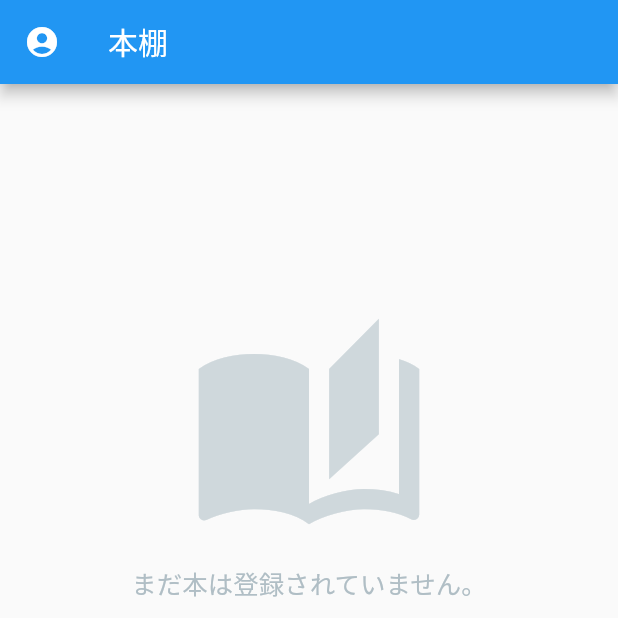
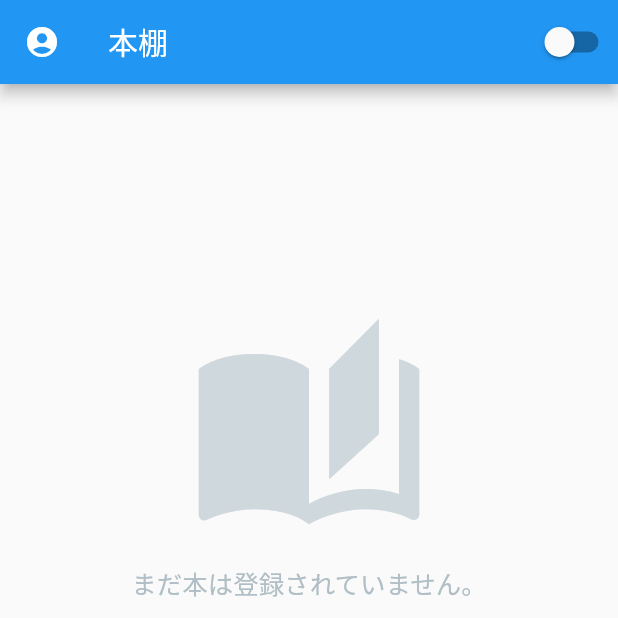
Before and after one commit to 1-eyeddd/flutter_book_memo, a Flutter app: the screen it shows once a user with an empty profile is signed in, on a phone screen of 412 x 824 dp, the top half of it. Run offline on Flutter 3.47's test engine with Material 2 defaults, Android fonts, the phone set to English and light mode, and no system bars; our stand-ins replace cloud_firestore, email_validator, firebase_auth, firebase_core, flutter_local_notifications, share and 2 more; accounts and stored records are empty.

Commit message:
add darkmode

```diff
--- a/lib/main.dart
+++ b/lib/main.dart
@@ -1,4 +1,5 @@
 import 'package:flutter/material.dart';
+import 'package:flutter_portfolio/util/theme.dart';
 import 'package:flutter_portfolio/widgets/screens/add_book_detail/add_book_detail_view_model.dart';
 import 'package:flutter_portfolio/widgets/screens/search_book/search_book_view_model.dart';
 import 'package:provider/provider.dart';
@@ -20,7 +21,10 @@ void main() async {
   await Firebase.initializeApp();
   // 通知の初期設定
   await LocalNotification.initialize();
-  runApp(MyApp());
+  runApp(ChangeNotifierProvider(
+    create: (_) => AppTheme(),
+    child: MyApp(),
+  ));
 }
 
 final RouteObserver<PageRoute> routeObserver = new RouteObserver<PageRoute>();
@@ -52,9 +56,7 @@ class MyApp extends StatelessWidget {
       child: MaterialApp(
         navigatorObservers: <NavigatorObserver>[routeObserver],
         debugShowCheckedModeBanner: false,
-        theme: ThemeData(
-          primarySwatch: Colors.blue,
-        ),
+        theme: Provider.of<AppTheme>(context).buildTheme(),
         //ログインされているかチェック
         home: AuthCheck(),
       ),
--- /dev/null
+++ b/lib/util/theme.dart
@@ -0,0 +1,15 @@
+import 'package:flutter/material.dart';
+
+class AppTheme extends ChangeNotifier {
+  AppTheme() : _isDark = false;
+
+  bool get isDark => _isDark;
+  bool _isDark;
+
+  ThemeData buildTheme() => _isDark ? ThemeData.dark() : ThemeData.light();
+
+  void changeMode() {
+    _isDark = !_isDark;
+    notifyListeners();
+  }
+}
--- a/lib/widgets/screens/home/home_screen.dart
+++ b/lib/widgets/screens/home/home_screen.dart
@@ -1,4 +1,5 @@
 import 'package:flutter/material.dart';
+import 'package:flutter_portfolio/util/theme.dart';
 import 'package:provider/provider.dart';
 import 'home_view_model.dart';
 
@@ -17,17 +18,25 @@ class _HomeScreenState extends State<HomeScreen> {
 
   @override
   Widget build(BuildContext context) {
+    final theme = Provider.of<AppTheme>(context);
     return Scaffold(
       appBar: AppBar(
-        title: Text('本棚'),
-        leading: IconButton(
-          icon: Icon(Icons.account_circle),
-          onPressed: () =>
-              Provider.of<HomeViewModel>(context, listen: false).onPressdMyPage(
-            context: context,
+          title: Text('本棚'),
+          leading: IconButton(
+            icon: Icon(Icons.account_circle),
+            onPressed: () => Provider.of<HomeViewModel>(context, listen: false)
+                .onPressdMyPage(
+              context: context,
+            ),
           ),
-        ),
-      ),
+          actions: [
+            Switch.adaptive(
+              value: theme.isDark,
+              onChanged: (_) {
+                theme.changeMode();
+              },
+            )
+          ]),
       body: Consumer<HomeViewModel>(
         builder: (BuildContext context, HomeViewModel value, Widget child) {
           // ViewModelのstateにアクセス
--- a/pubspec.yaml
+++ b/pubspec.yaml
@@ -11,7 +11,6 @@ environment:
 dependencies:
   flutter:
     sdk: flutter
-  barcode_scan: ^3.0.1
   http: ^0.12.0
   share: ^0.6.5+4
 
```
Also changed, not shown: pubspec.lock, 1 other file.
